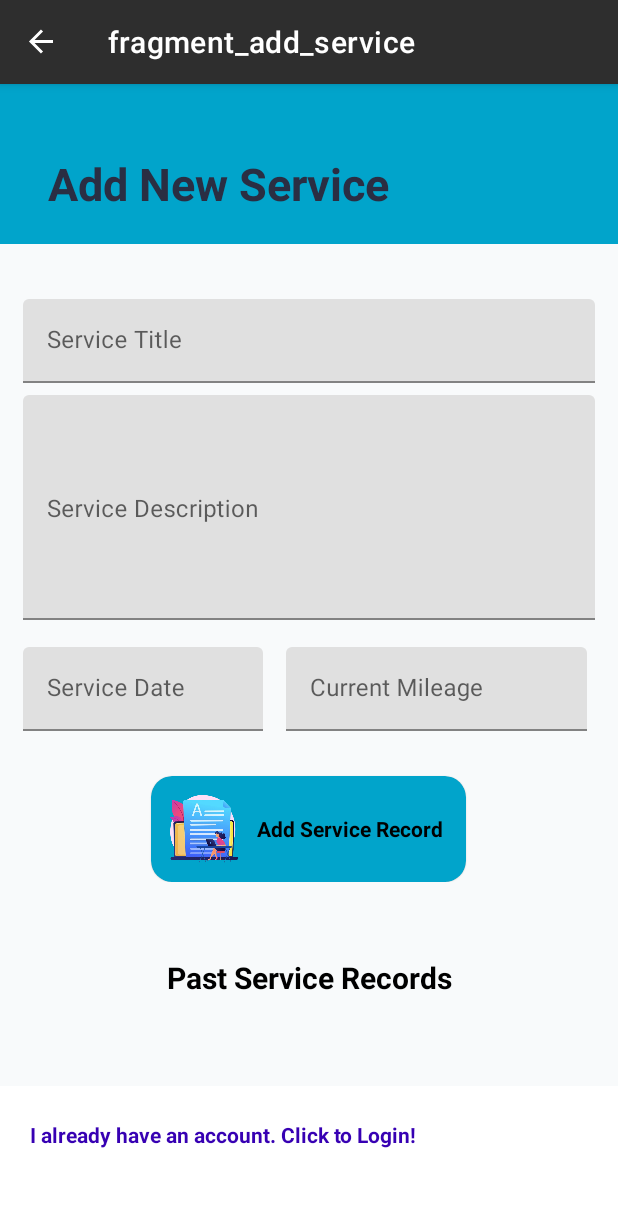
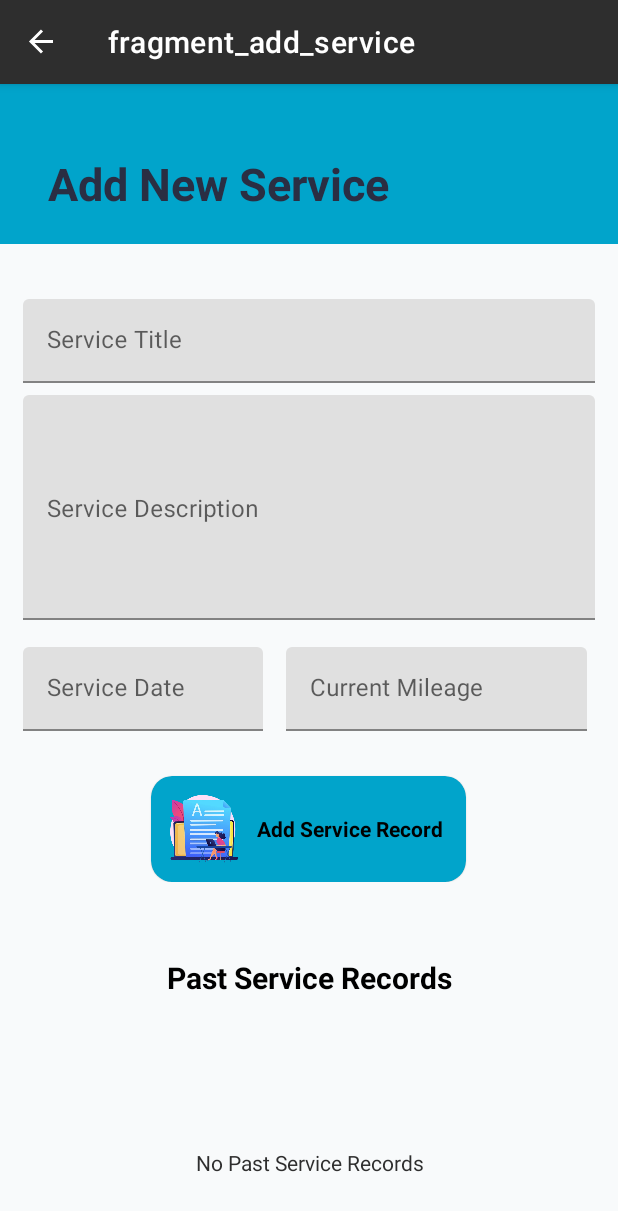
Before and after one commit to Gimhan-minion/icar, an Android app: the AddServiceFragment screen opened through its navigation route, on a phone screen of 412 x 824 dp. Shown: the top 1211 px of the screen. Run offline under Robolectric (Android 15) with nearby library versions, the phone set to English and light mode, and no system bars; our stand-ins replace Firebase (no records; nobody signed in at launch, a user with empty details on screens opened directly), navigation-ui; 1 statement that could not run was skipped.

Commit message:
Fix ui for empty data

```diff
--- a/iCar2/app/src/main/java/com/uom/icar/ui/home/HomeFragment.java
+++ b/iCar2/app/src/main/java/com/uom/icar/ui/home/HomeFragment.java
@@ -4,6 +4,7 @@ import android.os.Bundle;
 import android.view.LayoutInflater;
 import android.view.View;
 import android.view.ViewGroup;
+import android.widget.TextView;
 
 import androidx.annotation.NonNull;
 import androidx.cardview.widget.CardView;
@@ -35,6 +36,7 @@ public class HomeFragment extends Fragment {
     FirebaseDatabase fdb = FirebaseDatabase.getInstance();
     String nic="";
     CardView add;
+    TextView nodata;
 
     public View onCreateView(@NonNull LayoutInflater inflater,
                              ViewGroup container, Bundle savedInstanceState) {
@@ -47,6 +49,9 @@ public class HomeFragment extends Fragment {
         nic=preference.GetString(getContext(),SharedPreference.USER_NIC);
 
         add=root.findViewById(R.id.btnAddVehicle);
+
+        nodata=root.findViewById(R.id.nodata);
+        nodata.setVisibility(View.GONE);
 
 
 
@@ -68,6 +73,8 @@ public class HomeFragment extends Fragment {
                     VehicleAdapter adapter= new VehicleAdapter(vehicleList,fdb);
                     recyclerView.setLayoutManager(new LinearLayoutManager(root.getContext()));
                     recyclerView.setAdapter(adapter);
+                }else{
+                nodata.setVisibility(View.VISIBLE);
                 }
             }
             @Override
--- a/iCar2/app/src/main/java/com/uom/icar/ui/manageFuel/AddFuelFragment.java
+++ b/iCar2/app/src/main/java/com/uom/icar/ui/manageFuel/AddFuelFragment.java
@@ -18,6 +18,7 @@ import android.view.View;
 import android.view.ViewGroup;
 import android.widget.DatePicker;
 import android.widget.EditText;
+import android.widget.TextView;
 import android.widget.Toast;
 
 import com.google.firebase.database.DataSnapshot;
@@ -45,6 +46,7 @@ public class AddFuelFragment extends Fragment {
 
     private AddFuelViewModel mViewModel;
     EditText date,amount,price,mileage;
+    TextView nodata;
     CardView addRecord;
     String nic="";
     FirebaseDatabase fdb = FirebaseDatabase.getInstance();
@@ -66,6 +68,8 @@ public class AddFuelFragment extends Fragment {
        price=view.findViewById(R.id.addFuelCharge);
        mileage=view.findViewById(R.id.addCurrnetMileage);
        addRecord=view.findViewById(R.id.btnCreate);
+       nodata=view.findViewById(R.id.nodata);
+       nodata.setVisibility(view.GONE);
        String vehicleNo= Temp.getVehicleNo();
 
 
@@ -88,6 +92,8 @@ public class AddFuelFragment extends Fragment {
                     FuelAdapter adapter= new FuelAdapter(fuelList,fdb);
                     recyclerView.setLayoutManager(new LinearLayoutManager(view.getContext()));
                     recyclerView.setAdapter(adapter);
+                }else{
+                    nodata.setVisibility(View.VISIBLE);
                 }
             }
             @Override
--- a/iCar2/app/src/main/java/com/uom/icar/ui/manageService/AddServiceFragment.java
+++ b/iCar2/app/src/main/java/com/uom/icar/ui/manageService/AddServiceFragment.java
@@ -18,6 +18,7 @@ import android.view.View;
 import android.view.ViewGroup;
 import android.widget.DatePicker;
 import android.widget.EditText;
+import android.widget.TextView;
 import android.widget.Toast;
 
 import com.google.firebase.database.DataSnapshot;
@@ -47,6 +48,7 @@ public class AddServiceFragment extends Fragment {
     CardView create;
     EditText title,des,date,mileage;
     String nic="";
+    TextView nodata;
     FirebaseDatabase fdb = FirebaseDatabase.getInstance();
 
     public static AddServiceFragment newInstance() {
@@ -65,6 +67,8 @@ public class AddServiceFragment extends Fragment {
        des=view.findViewById(R.id.addServiceDescription);
        date=view.findViewById(R.id.addServiceDate);
        mileage=view.findViewById(R.id.addServiceMileage);
+       nodata=view.findViewById(R.id.nodata);
+       nodata.setVisibility(View.GONE);
         String vehicleNo= Temp.getVehicleNo();
 
 
@@ -86,6 +90,8 @@ public class AddServiceFragment extends Fragment {
                     ServiceAdapter adapter= new ServiceAdapter(serviceList,fdb);
                     recyclerView.setLayoutManager(new LinearLayoutManager(view.getContext()));
                     recyclerView.setAdapter(adapter);
+                }else{
+                    nodata.setVisibility(View.VISIBLE);
                 }
             }
             @Override
--- a/iCar2/app/src/main/res/layout/fragment_add_service.xml
+++ b/iCar2/app/src/main/res/layout/fragment_add_service.xml
@@ -205,6 +205,16 @@
                         android:textSize="20sp"
                         android:textStyle="bold" />
 
+                    <TextView
+                        android:id="@+id/nodata"
+                        android:layout_width="match_parent"
+                        android:layout_height="wrap_content"
+                        android:layout_marginTop="100dp"
+                        android:layout_marginBottom="100dp"
+                        android:text="No Past Service Records"
+                        android:textAlignment="center"
+                        android:textColor="@color/bg" />
+
                     <LinearLayout
                         android:layout_width="match_parent"
                         android:layout_height="wrap_content"
@@ -215,7 +225,7 @@
                             android:layout_width="match_parent"
                             android:layout_height="wrap_content"
                             android:layout_marginTop="25dp"
-                            android:layout_marginBottom="10dp">
+                            android:layout_marginBottom="50dp">
 
                         </androidx.recyclerview.widget.RecyclerView>
 
--- a/iCar2/app/src/main/res/layout/fragment_register.xml
+++ b/iCar2/app/src/main/res/layout/fragment_register.xml
@@ -82,7 +82,7 @@
             <LinearLayout
                 android:layout_width="match_parent"
                 android:layout_height="match_parent"
-                android:background="@null">
+                android:background="@color/back_courses">
 
                 <RelativeLayout
                     android:layout_width="match_parent"
@@ -212,7 +212,7 @@
                                 android:layout_height="wrap_content"
                                 android:layout_marginTop="30dp"
                                 android:layout_marginEnd="100dp"
-                                android:layout_marginBottom="10dp"
+                                android:layout_marginBottom="50dp"
                                 android:layout_weight="1"
                                 android:text="I already have an account. Click to Login!"
                                 android:textColor="@color/purple_700"
```
Also changed, not shown: iCar2/app/src/main/res/layout/fragment_add_fuel.xml (+11 -1 lines), iCar2/app/src/main/res/layout/fragment_home.xml (+10 -0 lines).
